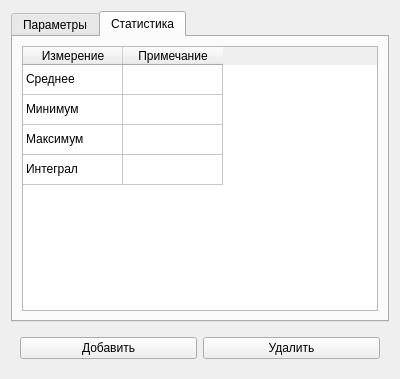
This is ui/diagnosticpage.ui in Asmedyanov/SignalViewer_GunTeam as Qt 5 draws it before an edit. The edited form follows.
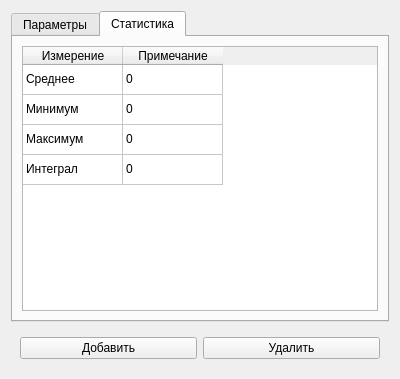
This is the edited form. The open tabs and pages were chosen to show the change.

Commit message: Работает запись шаблона диагносик в отдельный XML

```diff
--- a/ui/diagnosticpage.ui
+++ b/ui/diagnosticpage.ui
@@ -249,7 +249,7 @@
              </item>
              <item row="0" column="1">
               <property name="text">
-               <string/>
+               <string>0</string>
               </property>
              </item>
              <item row="1" column="0">
@@ -259,7 +259,7 @@
              </item>
              <item row="1" column="1">
               <property name="text">
-               <string/>
+               <string>0</string>
               </property>
              </item>
              <item row="2" column="0">
@@ -269,7 +269,7 @@
              </item>
              <item row="2" column="1">
               <property name="text">
-               <string/>
+               <string>0</string>
               </property>
              </item>
              <item row="3" column="0">
@@ -277,6 +277,11 @@
                <string>Интеграл</string>
               </property>
              </item>
+             <item row="3" column="1">
+              <property name="text">
+               <string>0</string>
+              </property>
+             </item>
             </widget>
            </item>
           </layout>
```
Left out of the diff: 2 changed lines with no effect on the pictures. The commit also changes 2 other files.
